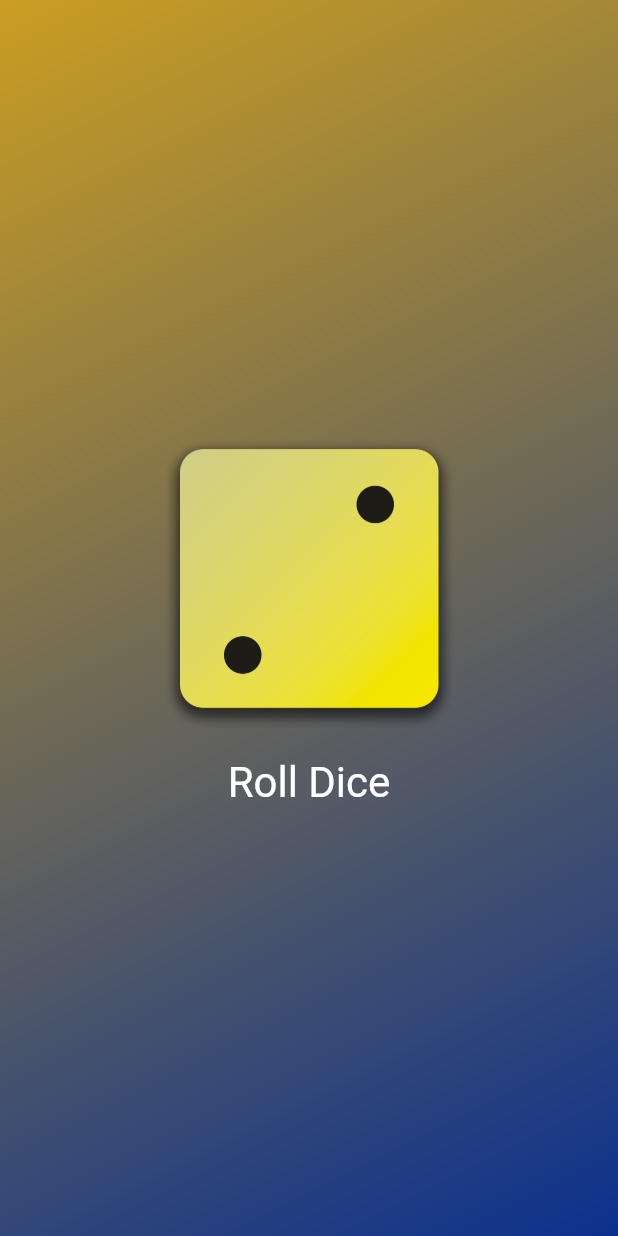
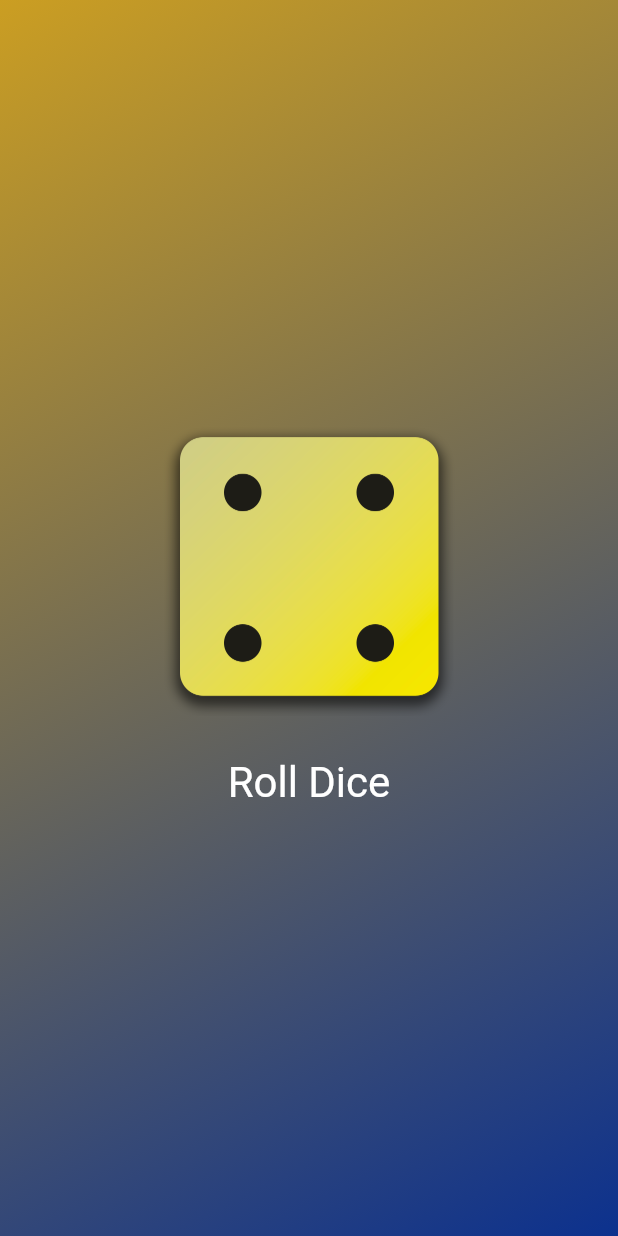
Before and after one commit to TheDocQ/dice_roll_app, a Flutter app: the screen it shows after launch, after a tap on "Roll Dice", on a phone screen of 412 x 824 dp. Run offline on Flutter 3.47's test engine with Material 3 defaults, Android fonts, the phone set to English and light mode, and no system bars.

Commit message:
roll dice function

```diff
--- /dev/null
+++ b/lib/dice_roller.dart
@@ -0,0 +1,44 @@
+import 'package:flutter/material.dart';
+
+class DiceRoller extends StatefulWidget {
+  const DiceRoller({super.key});
+
+  @override
+  State<DiceRoller> createState() {
+    return _DiceRollerState();
+  }
+}
+
+class _DiceRollerState extends State<DiceRoller> {
+  var activeDiceImage = 'assets/images/dice-2.png';
+
+  void rollDice() {
+    //không có setState() không thay đổi state được
+    setState(() {
+      activeDiceImage = 'assets/images/dice-4.png';
+    });
+  }
+
+  @override
+  Widget build(context) {
+    return Column(
+      mainAxisSize: MainAxisSize.min,
+      children: [
+        Image.asset(
+          activeDiceImage,
+          width: 200,
+        ),
+        const SizedBox(height: 20), //padding
+        TextButton(
+          onPressed: rollDice,
+          style: TextButton.styleFrom(
+            //padding: const EdgeInsets.only(top: 20),
+            foregroundColor: Colors.white,
+            textStyle: const TextStyle(fontSize: 28),
+          ),
+          child: const Text('Roll Dice'),
+        )
+      ],
+    );
+  }
+} //private class
--- a/lib/gradient_container.dart
+++ b/lib/gradient_container.dart
@@ -1,5 +1,5 @@
 import 'package:flutter/material.dart';
-
+import 'package:dice_roll_app/dice_roller.dart';
 //import 'package:dice_roll_app/styled_text.dart';
 
 const startAlignment = Alignment.topLeft;
@@ -9,10 +9,10 @@ class GradientContainer extends StatelessWidget {
   //class tự tạo (custom widget)
   const GradientContainer(this.color1, this.color2, {super.key});
 
+  const GradientContainer.purple({super.key}):color1 = Colors.deepPurple, color2 = Colors.indigo;
+
   final Color color1;
   final Color color2;
-
-  void rollDice() {}
 
   @override
   Widget build(context) {
@@ -26,25 +26,7 @@ class GradientContainer extends StatelessWidget {
         ),
       ),
       child: Center(
-        child: Column(
-          mainAxisSize: MainAxisSize.min,
-          children: [
-            Image.asset(
-              'assets/images/dice-2.png',
-              width: 200,
-            ),
-            //const SizedBox(height: 20), //padding
-            TextButton(
-              onPressed: rollDice,
-              style: TextButton.styleFrom(
-                padding: const EdgeInsets.only(top: 20),
-                foregroundColor: Colors.white,
-                textStyle: const TextStyle(fontSize: 28),
-              ),
-              child: const Text('Roll Dice'),
-            )
-          ],
-        ),
+        child: DiceRoller(),
       ),
     );
   }
```
